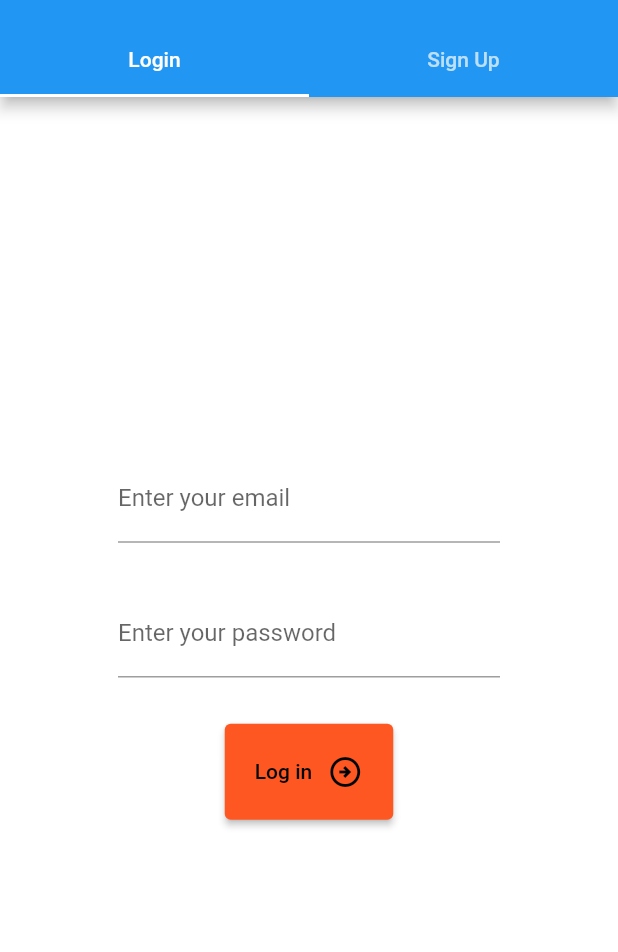
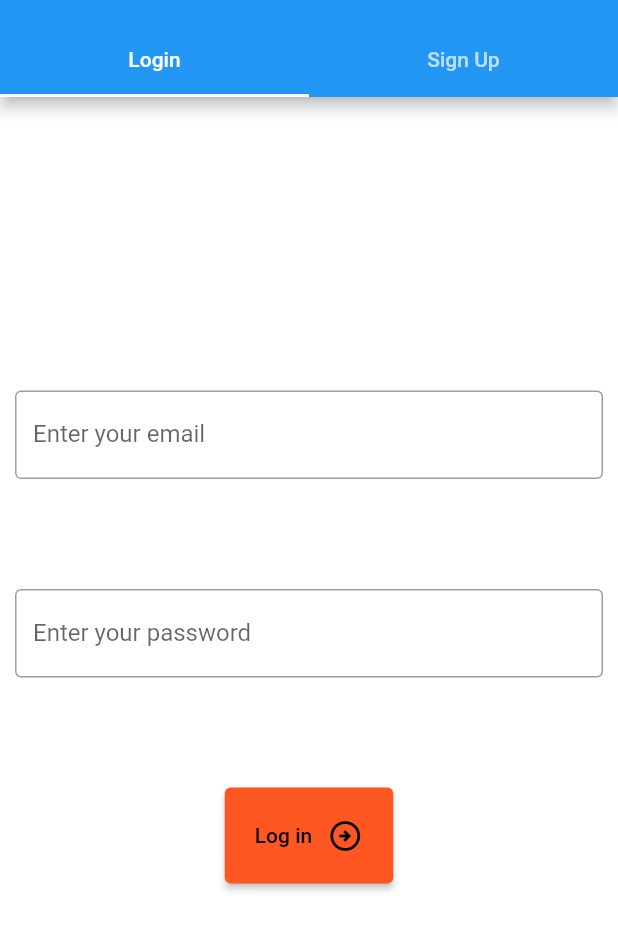
Before and after one commit to StratosKyriazidis/rss_feed, a Flutter app: the screen it shows after launch, after a tap on "Sign in with Email", on a phone screen of 412 x 824 dp, the part 59-1011 px from its top. Run offline on Flutter 3.47's test engine with Material 2 defaults, Android fonts, the phone set to English and light mode, and no system bars; our stand-ins replace firebase_auth, firebase_core, google_sign_in; missing offline and left inert: cloud_firestore_web, feed_finder, firebase_auth_web, firebase_core_web, webfeed; accounts and stored records are empty; network calls fail.

Commit message:
Add feed page layout and functionality first commit

```diff
--- a/lib/main.dart
+++ b/lib/main.dart
@@ -1,6 +1,7 @@
 import 'package:flutter/material.dart';
 import 'package:firebase_core/firebase_core.dart';
 import 'package:provider/provider.dart';
+import 'package:rss_feed/screens/add_feed_screen.dart';
 import 'package:rss_feed/screens/login_screen.dart';
 import 'package:rss_feed/themes/theme_manager.dart';
 import 'package:rss_feed/themes/themes.dart';
@@ -80,32 +81,65 @@
               setState(() {});
             },
           ),
+          Consumer<FirebaseMain>(builder: (context, authState, _) {
+            Future.delayed(Duration.zero, () async {
+              authState.checkLoginStatus();
+            });
+            return Visibility(
+              visible: authState.loggedIn != null && authState.loggedIn == true,
+              child: IconButton(
+                onPressed: () => authState.signOut(),
+                icon: const Icon(Icons.logout_rounded),
+              ),
+              replacement: const SizedBox(width: 50.0),
+            );
+          }),
         ],
       ),
       body: Consumer<FirebaseMain>(
-        builder: (context, value, _) {
+        builder: (context, authState, _) {
           Future.delayed(Duration.zero, () async {
-            value.checkLoginStatus();
+            authState.checkLoginStatus();
           });
-          if (value.loggedIn == false) {
+          if (authState.loggedIn == false) {
             return LoginScreen(
-              anonymous: value.callAnonymousSignin,
+              anonymous: authState.callAnonymousSignin,
               emailPassword: () {
                 Navigator.push(
                   context,
                   MaterialPageRoute(builder: (context) => const EmailLogin()),
                 );
               },
-              google: value.callGoogleSignin,
+              google: authState.callGoogleSignin,
             );
           } else {
-            return Center(
-              child: ElevatedButton(
-                onPressed: () => value.signOut(),
-                child: const Text('Sign out'),
+            return Container();
+          }
+        },
+      ),
+      floatingActionButton: Consumer<FirebaseMain>(
+        builder: (context, authState, _) {
+          Future.delayed(Duration.zero, () async {
+            authState.checkLoginStatus();
+          });
+          return Visibility(
+            visible: authState.loggedIn != null && authState.loggedIn == true,
+            child: ElevatedButton(
+              onPressed: (() {
+                Navigator.push(
+                  context,
+                  MaterialPageRoute(builder: (context) => const AddFeed()),
+                );
+              }),
+              child: Row(
+                mainAxisSize: MainAxisSize.min,
+                children: const [
+                  Icon(Icons.rss_feed_outlined),
+                  Icon(Icons.add_outlined),
+                ],
               ),
-            );
-          }
+            ),
+          );
         },
       ),
     );
--- a/lib/widgets/email_login.dart
+++ b/lib/widgets/email_login.dart
@@ -25,13 +25,13 @@ class _EmailLoginFormState extends State<EmailLoginForm> {
   Widget build(BuildContext context) {
     final _mediaQueryData = MediaQuery.of(context);
     return Consumer<FirebaseMain>(
-      builder: (context, value, _) {
+      builder: (context, authState, _) {
         return Form(
           key: _formKey,
           child: Center(
             child: Container(
               constraints: BoxConstraints.tight(
-                Size.square(_mediaQueryData.size.height / 3),
+                Size.square(_mediaQueryData.size.height / 2),
               ),
               padding: const EdgeInsets.all(10.0),
               child: Column(
@@ -41,33 +41,35 @@ class _EmailLoginFormState extends State<EmailLoginForm> {
                   TextFormField(
                     controller: _emailController,
                     decoration: const InputDecoration(
-                      border: UnderlineInputBorder(),
+                      border: OutlineInputBorder(),
                       labelText: 'Enter your email',
                     ),
                     keyboardType: TextInputType.emailAddress,
-                    validator: (newValue) => validateEmail(newValue),
+                    validator: (value) => validateEmail(value),
                   ),
-                  const SizedBox(height: 20.0),
+                  const SizedBox(height: 10.0),
                   TextFormField(
                     controller: _passwordController,
                     decoration: const InputDecoration(
-                      border: UnderlineInputBorder(),
+                      border: OutlineInputBorder(),
                       labelText: 'Enter your password',
                     ),
                     obscureText: true,
-                    validator: (newValue) {
-                      if (newValue == null || newValue.length < 6) {
+                    validator: (value) {
+                      if (value == null || value.length < 6) {
                         return 'Password must be over 6 characters';
                       }
                       return null;
                     },
                   ),
-                  const SizedBox(height: 20.0),
+                  const SizedBox(height: 10.0),
                   ElevatedButton(
                     onPressed: () {
                       if (_formKey.currentState!.validate()) {
-                        value.emailLogin(
-                            _emailController.text, _passwordController.text);
+                        authState.emailLogin(
+                          _emailController.text,
+                          _passwordController.text,
+                        );
                         Navigator.pop(context);
                       }
                     },
@@ -95,7 +97,9 @@ String? validateEmail(String? value) {
       r"^[a-zA-Z0-9.!#$%&'*+/=?^_`{|}~-]+@[a-zA-Z0-9](?:[a-zA-Z0-9-]"
       r"{0,253}[a-zA-Z0-9])?(?:\.[a-zA-Z0-9](?:[a-zA-Z0-9-]"
       r"{0,253}[a-zA-Z0-9])?)*$";
+
   RegExp regex = RegExp(pattern);
+
   if (value == null || value.isEmpty || !regex.hasMatch(value)) {
     return 'Enter a valid email address';
   } else {
--- a/pubspec.yaml
+++ b/pubspec.yaml
@@ -39,6 +39,8 @@ dependencies:
   firebase_core: ^1.12.0
   provider: ^6.0.2
   google_sign_in: ^5.2.4
+  feed_finder: ^1.0.9
+  webfeed: ^0.7.0
 
 dev_dependencies:
   flutter_test:
```
Also changed, not shown: lib/screens/add_feed_screen.dart (added, +102 -0 lines), lib/widgets/email_signup.dart (+19 -16 lines), pubspec.lock.
